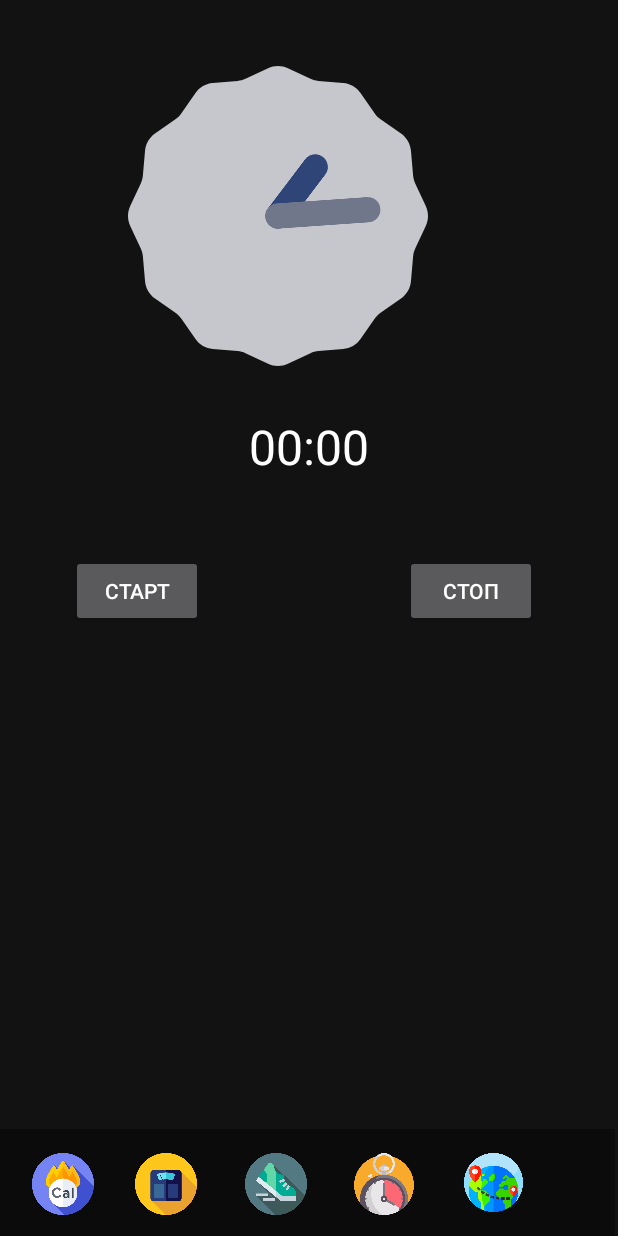
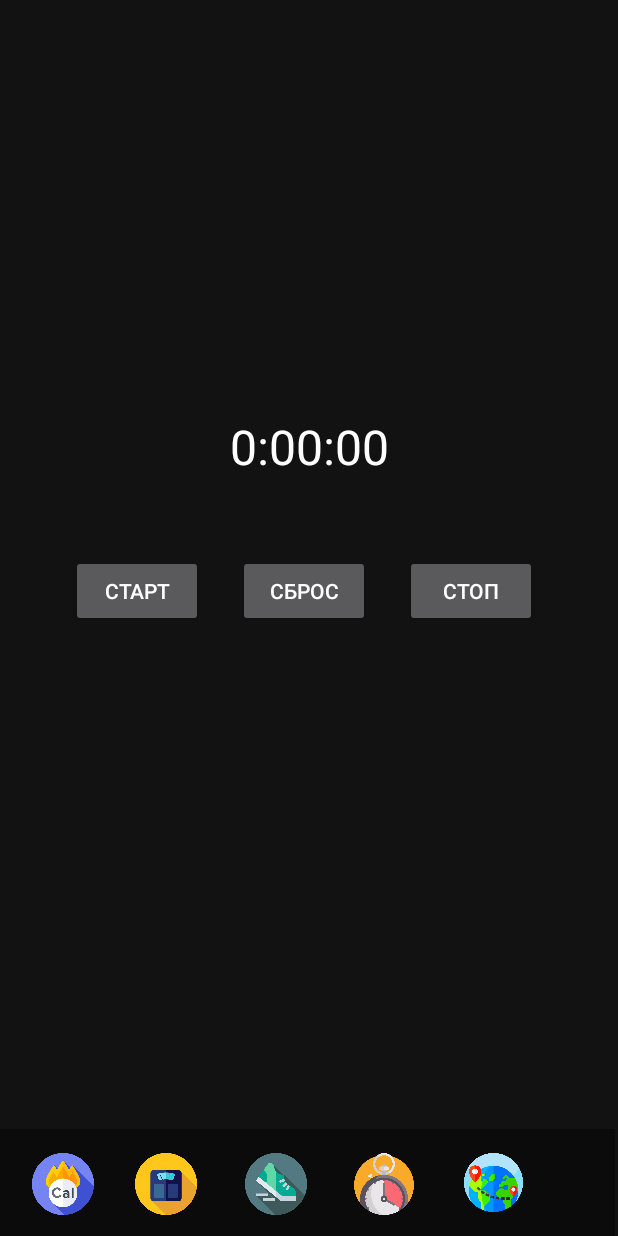
Before and after one commit to Antuh/FitnessTracker-Antuh, an Android app: the MainActivity4 screen opened directly, with no data from a screen before it, on a phone screen of 412 x 824 dp. Run offline under Robolectric (Android 15) with nearby library versions, the phone set to English and light mode, and no system bars.

Commit message:
Initial ten commit

```diff
--- a/app/src/main/java/com/example/fitnesstracker/MainActivity4.kt
+++ b/app/src/main/java/com/example/fitnesstracker/MainActivity4.kt
@@ -3,12 +3,15 @@ package com.example.fitnesstracker
 import android.content.Intent
 import androidx.appcompat.app.AppCompatActivity
 import android.os.Bundle
-import android.widget.AnalogClock
-import android.widget.Button
-import android.widget.Chronometer
-import android.widget.ImageView
+import android.os.Handler
+import android.view.View
+import android.widget.*
+import java.util.*
 
 class MainActivity4 : AppCompatActivity() {
+    private var seconds = 0
+    private var running = false
+    private var wasRunning = false
     override fun onCreate(savedInstanceState: Bundle?) {
         super.onCreate(savedInstanceState)
         setContentView(R.layout.activity_main4)
@@ -32,16 +35,69 @@ class MainActivity4 : AppCompatActivity() {
             startActivity(Intent(this@MainActivity4, MainActivity5::class.java))
             finish()
         }
-        var chronometer: Chronometer = findViewById((R.id.chronometer2))
-        var butstart: Button = findViewById(R.id.buttonstart)
-        var stopbut: Button = findViewById(R.id.buttonpause)
-        butstart.setOnClickListener{
-            chronometer.start()
-
+        if (savedInstanceState != null) {
+            seconds = savedInstanceState
+                .getInt("seconds")
+            running = savedInstanceState
+                .getBoolean("running")
+            wasRunning = savedInstanceState
+                .getBoolean("wasRunning")
         }
-        stopbut.setOnClickListener{
-            chronometer.stop()
+        runTimer()
+    }
+    public override fun onSaveInstanceState(
+        savedInstanceState: Bundle
+    ) {
+        super.onSaveInstanceState(savedInstanceState)
+        savedInstanceState
+            .putInt("seconds", seconds)
+        savedInstanceState
+            .putBoolean("running", running)
+        savedInstanceState
+            .putBoolean("wasRunning", wasRunning)
+    }
+    override fun onPause() {
+        super.onPause()
+        wasRunning = running
+        running = false
+    }
+    override fun onResume() {
+        super.onResume()
+        if (wasRunning) {
+            running = true
         }
     }
-
+    fun onClickStart(view: View?) {
+        running = true
+    }
+    fun onClickStop(view: View?) {
+        running = false
+    }
+    fun onClickReset(view: View?) {
+        running = false
+        seconds = 0
+    }
+    private fun runTimer() {
+        val timeView = findViewById<View>(
+            R.id.chronometer2
+        ) as TextView
+        val handler = Handler()
+        handler.post(object : Runnable {
+            override fun run() {
+                val hours = seconds / 3600
+                val minutes = seconds % 3600 / 60
+                val secs = seconds % 60
+                val time = String.format(
+                    Locale.getDefault(),
+                    "%d:%02d:%02d", hours,
+                    minutes, secs
+                )
+                timeView.text = time
+                if (running) {
+                    seconds++
+                }
+                handler.postDelayed(this, 1000)
+            }
+        })
+    }
 }
--- a/app/src/main/res/layout/activity_main4.xml
+++ b/app/src/main/res/layout/activity_main4.xml
@@ -91,8 +91,24 @@
         android:layout_marginStart="47dp"
         android:layout_marginTop="42dp"
         android:text="Старт"
+        android:onClick="onClickStart"
         app:layout_constraintStart_toStartOf="parent"
 
+        app:layout_constraintTop_toBottomOf="@+id/chronometer2" />
+
+    <Button
+        android:id="@+id/restart"
+        android:layout_width="wrap_content"
+        android:layout_height="wrap_content"
+        android:layout_marginStart="160dp"
+        android:layout_marginTop="42dp"
+        android:layout_marginEnd="25dp"
+        android:onClick="onClickReset"
+        android:text="Сброс"
+
+
+        app:layout_constraintEnd_toStartOf="@+id/buttonpause"
+        app:layout_constraintStart_toStartOf="parent"
         app:layout_constraintTop_toBottomOf="@+id/chronometer2" />
 
     <Button
@@ -103,20 +119,10 @@
         android:layout_marginTop="42dp"
         android:layout_marginEnd="54dp"
         android:text="Стоп"
+        android:onClick="onClickStop"
         app:layout_constraintEnd_toEndOf="parent"
         app:layout_constraintHorizontal_bias="1.0"
         app:layout_constraintStart_toStartOf="parent"
         app:layout_constraintTop_toBottomOf="@+id/chronometer2" />
 
-    <AnalogClock
-        android:id="@+id/clock"
-        android:layout_width="200dp"
-        android:layout_height="200dp"
-        android:layout_marginStart="85dp"
-        android:layout_marginTop="44dp"
-        android:layout_marginBottom="24dp"
-        app:layout_constraintBottom_toTopOf="@+id/chronometer2"
-        app:layout_constraintStart_toStartOf="parent"
-        app:layout_constraintTop_toTopOf="parent" />
-
 </androidx.constraintlayout.widget.ConstraintLayout>
```
